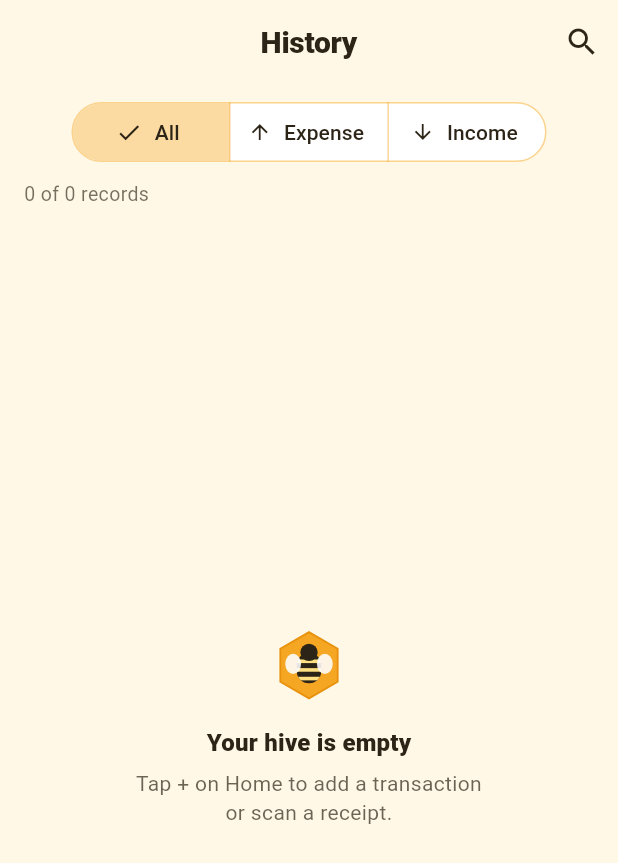
After one commit to NEONNEKO3331/PersonalFinanceTracker, a Flutter app: the HistoryScreen screen opened by its route, on a phone screen of 412 x 824 dp. The commit adds this screen. Shown: the top 863 px of the screen. Run offline on Flutter 3.47's test engine with Material 3 defaults, Android fonts, the phone set to English and light mode, and no system bars; our stand-ins replace drift, flutter_riverpod, go_router, image_picker, shared_preferences; missing offline and left inert: paddle_ocr_flutter; accounts and stored records are empty; generated files the repository leaves out were written again.

Commit message:
feat: MoneyBee history record, README

```diff
--- a/lib/app/router.dart
+++ b/lib/app/router.dart
@@ -6,6 +6,7 @@ import '../presentation/screens/home/home_screen.dart';
 import '../presentation/screens/add_transaction/add_transaction_screen.dart';
 import '../presentation/screens/scan_receipt/scan_receipt_screen.dart';
 import '../presentation/screens/settings/settings_screen.dart';
+import '../presentation/screens/history/history_screen.dart';
 
 final appRouter = GoRouter(
   initialLocation: '/',
@@ -34,5 +35,9 @@ final appRouter = GoRouter(
       path: '/settings',
       builder: (context, state) => const SettingsScreen(),
     ),
+    GoRoute(
+      path: '/history',
+      builder: (context, state) => const HistoryScreen(),
+    ),
   ],
 );
--- /dev/null
+++ b/lib/presentation/screens/history/history_screen.dart
@@ -0,0 +1,309 @@
+import 'package:flutter/material.dart';
+import 'package:flutter_riverpod/flutter_riverpod.dart';
+import 'package:go_router/go_router.dart';
+import 'package:intl/intl.dart';
+
+import '../../../app/theme.dart';
+import '../../../domain/entities/transaction.dart';
+import '../../providers/transaction_provider.dart';
+import '../../widgets/bee_brand.dart';
+import '../../widgets/transaction_tile.dart';
+
+enum _TypeFilter { all, expense, income }
+
+class HistoryScreen extends ConsumerStatefulWidget {
+  const HistoryScreen({super.key});
+
+  @override
+  ConsumerState<HistoryScreen> createState() => _HistoryScreenState();
+}
+
+class _HistoryScreenState extends ConsumerState<HistoryScreen> {
+  _TypeFilter _typeFilter = _TypeFilter.all;
+  final _searchController = TextEditingController();
+  String _query = '';
+  bool _searchOpen = false;
+
+  @override
+  void dispose() {
+    _searchController.dispose();
+    super.dispose();
+  }
+
+  Future<void> _confirmDelete(Transaction t) async {
+    final ok = await showDialog<bool>(
+      context: context,
+      builder: (ctx) => AlertDialog(
+        title: const Text('Delete transaction?'),
+        content: Text(
+          'Remove "${t.merchant}" (${NumberFormat.currency(symbol: 'RM ', decimalDigits: 2).format(t.amount)})?',
+        ),
+        actions: [
+          TextButton(
+            onPressed: () => Navigator.pop(ctx, false),
+            child: const Text('Cancel'),
+          ),
+          FilledButton(
+            onPressed: () => Navigator.pop(ctx, true),
+            child: const Text('Delete'),
+          ),
+        ],
+      ),
+    );
+    if (ok == true && mounted) {
+      await ref.read(transactionsProvider.notifier).remove(t.id);
+      if (mounted) {
+        ScaffoldMessenger.of(context).showSnackBar(
+          const SnackBar(
+            content: Text('Deleted'),
+            behavior: SnackBarBehavior.floating,
+            duration: Duration(seconds: 2),
+          ),
+        );
+      }
+    }
+  }
+
+  List<Transaction> _applyFilters(List<Transaction> list) {
+    var result = list;
+    if (_typeFilter == _TypeFilter.expense) {
+      result = result.where((t) => t.type == TransactionType.expense).toList();
+    } else if (_typeFilter == _TypeFilter.income) {
+      result = result.where((t) => t.type == TransactionType.income).toList();
+    }
+    final q = _query.trim().toLowerCase();
+    if (q.isNotEmpty) {
+      result = result.where((t) {
+        final merchant = t.merchant.toLowerCase();
+        final note = (t.note ?? '').toLowerCase();
+        final cat = Categories.displayName(t.category).toLowerCase();
+        return merchant.contains(q) || note.contains(q) || cat.contains(q);
+      }).toList();
+    }
+    // Ensure newest first (repo already orders by date desc).
+    result = List.of(result)
+      ..sort((a, b) {
+        final byDate = b.date.compareTo(a.date);
+        if (byDate != 0) return byDate;
+        return b.createdAt.compareTo(a.createdAt);
+      });
+    return result;
+  }
+
+  /// Group by calendar day; keys ordered newest → oldest.
+  Map<String, List<Transaction>> _groupByDay(List<Transaction> list) {
+    final now = DateTime.now();
+    final today = DateTime(now.year, now.month, now.day);
+    final yesterday = today.subtract(const Duration(days: 1));
+    final map = <String, List<Transaction>>{};
+    for (final t in list) {
+      final d = DateTime(t.date.year, t.date.month, t.date.day);
+      final String label;
+      if (d == today) {
+        label = 'Today';
+      } else if (d == yesterday) {
+        label = 'Yesterday';
+      } else {
+        label = DateFormat('dd MMM yyyy').format(d);
+      }
+      map.putIfAbsent(label, () => []).add(t);
+    }
+    return map;
+  }
+
+  @override
+  Widget build(BuildContext context) {
+    final asyncTx = ref.watch(transactionsProvider);
+    final scheme = Theme.of(context).colorScheme;
+
+    return Scaffold(
+      appBar: AppBar(
+        title: _searchOpen
+            ? TextField(
+                controller: _searchController,
+                autofocus: true,
+                decoration: const InputDecoration(
+                  hintText: 'Search merchant, note, category…',
+                  border: InputBorder.none,
+                ),
+                onChanged: (v) => setState(() => _query = v),
+              )
+            : const Text('History'),
+        actions: [
+          IconButton(
+            icon: Icon(_searchOpen ? Icons.close : Icons.search),
+            onPressed: () {
+              setState(() {
+                if (_searchOpen) {
+                  _searchController.clear();
+                  _query = '';
+                }
+                _searchOpen = !_searchOpen;
+              });
+            },
+          ),
+        ],
+      ),
+      body: asyncTx.when(
+        loading: () => const Center(child: CircularProgressIndicator()),
+        error: (e, _) => Center(child: Text('Error: $e')),
+        data: (list) {
+          final filtered = _applyFilters(list);
+          final grouped = _groupByDay(filtered);
+
+          return Column(
+            children: [
+              Padding(
+                padding: const EdgeInsets.fromLTRB(16, 8, 16, 4),
+                child: SegmentedButton<_TypeFilter>(
+                  segments: const [
+                    ButtonSegment(
+                      value: _TypeFilter.all,
+                      label: Text('All'),
+                    ),
+                    ButtonSegment(
+                      value: _TypeFilter.expense,
+                      label: Text('Expense'),
+                      icon: Icon(Icons.arrow_upward, size: 16),
+                    ),
+                    ButtonSegment(
+                      value: _TypeFilter.income,
+                      label: Text('Income'),
+                      icon: Icon(Icons.arrow_downward, size: 16),
+                    ),
+                  ],
+                  selected: {_typeFilter},
+                  onSelectionChanged: (s) {
+                    setState(() => _typeFilter = s.first);
+                  },
+                ),
+              ),
+              Padding(
+                padding: const EdgeInsets.fromLTRB(16, 4, 16, 8),
+                child: Align(
+                  alignment: Alignment.centerLeft,
+                  child: Text(
+                    '${filtered.length} of ${list.length} records',
+                    style: TextStyle(
+                      fontSize: 13,
+                      color: scheme.onSurface.withValues(alpha: 0.65),
+                    ),
+                  ),
+                ),
+              ),
+              Expanded(
+                child: filtered.isEmpty
+                    ? _EmptyHistory(
+                        hasAny: list.isNotEmpty,
+                        hasQuery: _query.trim().isNotEmpty ||
+                            _typeFilter != _TypeFilter.all,
+                      )
+                    : RefreshIndicator(
+                        onRefresh: () =>
+                            ref.read(transactionsProvider.notifier).refresh(),
+                        color: BeeColors.honey,
+                        child: ListView.builder(
+                          padding: const EdgeInsets.fromLTRB(16, 0, 16, 24),
+                          itemCount: grouped.length,
+                          itemBuilder: (context, index) {
+                            final entry = grouped.entries.elementAt(index);
+                            final label = entry.key;
+                            final items = entry.value;
+                            return Column(
+                              crossAxisAlignment: CrossAxisAlignment.start,
+                              children: [
+                                if (index > 0) const SizedBox(height: 12),
+                                BeeSectionTitle(title: label),
+                                const SizedBox(height: 8),
+                                Card(
+                                  child: Column(
+                                    children: [
+                                      for (var i = 0; i < items.length; i++) ...[
+                                        if (i > 0)
+                                          Divider(
+                                            height: 1,
+                                            indent: 16,
+                                            endIndent: 16,
+                                            color: BeeColors.honey
+                                                .withValues(alpha: 0.2),
+                                          ),
+                                        TransactionTile(
+                                          transaction: items[i],
+                                          onTap: () => context.push(
+                                            '/add',
+                                            extra: items[i],
+                                          ),
+                                          onDelete: () =>
+                                              _confirmDelete(items[i]),
+                                        ),
+                                      ],
+                                    ],
+                                  ),
+                                ),
+                              ],
+                            );
+                          },
+                        ),
+                      ),
+              ),
+            ],
+          );
+        },
+      ),
+    );
+  }
+}
+
+class _EmptyHistory extends StatelessWidget {
+  final bool hasAny;
+  final bool hasQuery;
+
+  const _EmptyHistory({
+    required this.hasAny,
+    required this.hasQuery,
+  });
+
+  @override
+  Widget build(BuildContext context) {
+    final onSurface = Theme.of(context).colorScheme.onSurface;
+    final title = hasQuery
+        ? 'No matches'
+        : hasAny
+            ? 'Nothing here'
+            : 'Your hive is empty';
+    final subtitle = hasQuery
+        ? 'Try a different search or filter.'
+        : hasAny
+            ? 'No transactions for this filter.'
+            : 'Tap + on Home to add a transaction\nor scan a receipt.';
+
+    return Center(
+      child: Padding(
+        padding: const EdgeInsets.symmetric(horizontal: 32),
+        child: Column(
+          mainAxisSize: MainAxisSize.min,
+          children: [
+            const BeeMark(size: 48),
+            const SizedBox(height: 16),
+            Text(
+              title,
+              style: Theme.of(context).textTheme.titleMedium?.copyWith(
+                    fontWeight: FontWeight.w800,
+                    color: onSurface,
+                  ),
+            ),
+            const SizedBox(height: 6),
+            Text(
+              subtitle,
+              textAlign: TextAlign.center,
+              style: TextStyle(
+                color: onSurface.withValues(alpha: 0.7),
+                height: 1.35,
+              ),
+            ),
+          ],
+        ),
+      ),
+    );
+  }
+}
--- a/lib/presentation/screens/home/home_screen.dart
+++ b/lib/presentation/screens/home/home_screen.dart
@@ -62,6 +62,11 @@ class HomeScreen extends ConsumerWidget {
         title: const BeeAppTitle(subtitle: 'Track · Save · Thrive'),
         actions: [
           IconButton(
+            icon: const Icon(Icons.history),
+            tooltip: 'History',
+            onPressed: () => context.push('/history'),
+          ),
+          IconButton(
             icon: const Icon(Icons.settings_outlined),
             onPressed: () => context.push('/settings'),
           ),
@@ -121,14 +126,11 @@ class HomeScreen extends ConsumerWidget {
                 ],
                 BeeSectionTitle(
                   title: 'Recent',
-                  trailing: Text(
-                    '${list.length} records',
-                    style: TextStyle(
-                      color: Theme.of(context)
-                          .colorScheme
-                          .onSurface
-                          .withValues(alpha: 0.65),
-                      fontSize: 13,
+                  trailing: TextButton(
+                    onPressed: () => context.push('/history'),
+                    child: Text(
+                      list.isEmpty ? 'History' : 'See all (${list.length})',
+                      style: const TextStyle(fontWeight: FontWeight.w600),
                     ),
                   ),
                 ),
@@ -139,7 +141,9 @@ class HomeScreen extends ConsumerWidget {
                   Card(
                     child: Column(
                       children: [
-                        for (var i = 0; i < list.length; i++) ...[
+                        for (var i = 0;
+                            i < list.length && i < 8;
+                            i++) ...[
                           if (i > 0)
                             Divider(
                               height: 1,
```
Also changed, not shown: 1 other file.
